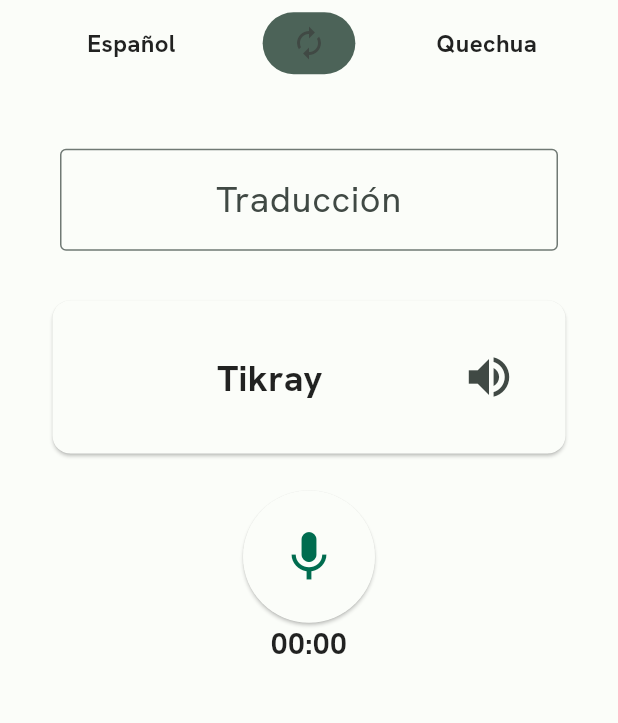
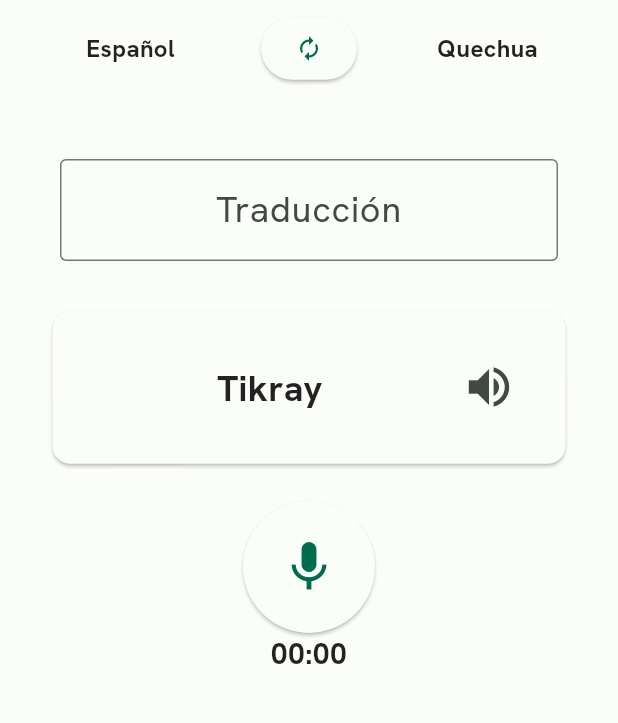
Before and after one commit to Uritu-System/uritu_app, a Flutter app: the UrituQuechuaView screen opened by its route, after a tap on the "autorenew" icon, on a phone screen of 412 x 824 dp, the part 84-807 px from its top. Run offline on Flutter 3.47's test engine with Material 2 defaults, Android fonts, the phone set to English and light mode, and no system bars; our stand-ins replace firebase_auth, firebase_core, flutter_tts, google_fonts, googleapis_auth, permission_handler; missing offline and left inert: flutter_sound, googleapis; accounts and stored records are empty; project files that could hold a hidden picture were left out.

Commit message:
update logo and design

```diff
--- a/lib/presentation_layer/views/uritu_quechua_spanish_view.dart
+++ b/lib/presentation_layer/views/uritu_quechua_spanish_view.dart
@@ -179,22 +179,15 @@ class _UrituQuechuaViewState extends State<UrituQuechuaView> {
                     ),
                   ),
                 ),
-                Container(
-                  width: MediaQuery.of(context).size.width * 0.15,
-                  height: MediaQuery.of(context).size.height * 0.05,
-                  decoration: BoxDecoration(
-                    borderRadius: BorderRadius.circular(1000.0),
-                    color: _updateButtonColor(context),
+                ElevatedButton(
+                  style: FilledButton.styleFrom(
+                    padding: const EdgeInsets.all(12),
                   ),
-                  child: IconButton(
-                    onPressed: () {
-                      Navigator.of(context).pushNamedAndRemoveUntil(
-                          urituSpanishRoute, (route) => false);
-                    },
-                    icon: const Icon(
-                      Icons.autorenew,
-                    ),
-                  ),
+                  onPressed: () {
+                    Navigator.of(context).pushNamedAndRemoveUntil(
+                        urituSpanishRoute, (route) => false);
+                  },
+                  child: const Icon(Icons.autorenew),
                 ),
                 const Expanded(
                   child: Center(
--- a/lib/presentation_layer/views/uritu_spanish_quechua_view.dart
+++ b/lib/presentation_layer/views/uritu_spanish_quechua_view.dart
@@ -178,22 +178,15 @@ class _UrituSpanishViewState extends State<UrituSpanishView> {
                     ),
                   ),
                 ),
-                Container(
-                  width: MediaQuery.of(context).size.width * 0.15,
-                  height: MediaQuery.of(context).size.height * 0.05,
-                  decoration: BoxDecoration(
-                    borderRadius: BorderRadius.circular(1000.0),
-                    color: _updateButtonColor(context),
+                ElevatedButton(
+                  style: FilledButton.styleFrom(
+                    padding: const EdgeInsets.all(12),
                   ),
-                  child: IconButton(
-                    onPressed: () {
-                      Navigator.of(context).pushNamedAndRemoveUntil(
-                          urituQuechuaRoute, (route) => false);
-                    },
-                    icon: const Icon(
-                      Icons.autorenew,
-                    ),
-                  ),
+                  onPressed: () {
+                    Navigator.of(context).pushNamedAndRemoveUntil(
+                        urituQuechuaRoute, (route) => false);
+                  },
+                  child: const Icon(Icons.autorenew),
                 ),
                 const Expanded(
                   child: Center(
```
Also changed, not shown: pubspec.yaml (+7 -1 lines), pubspec.lock, 29 other files.
